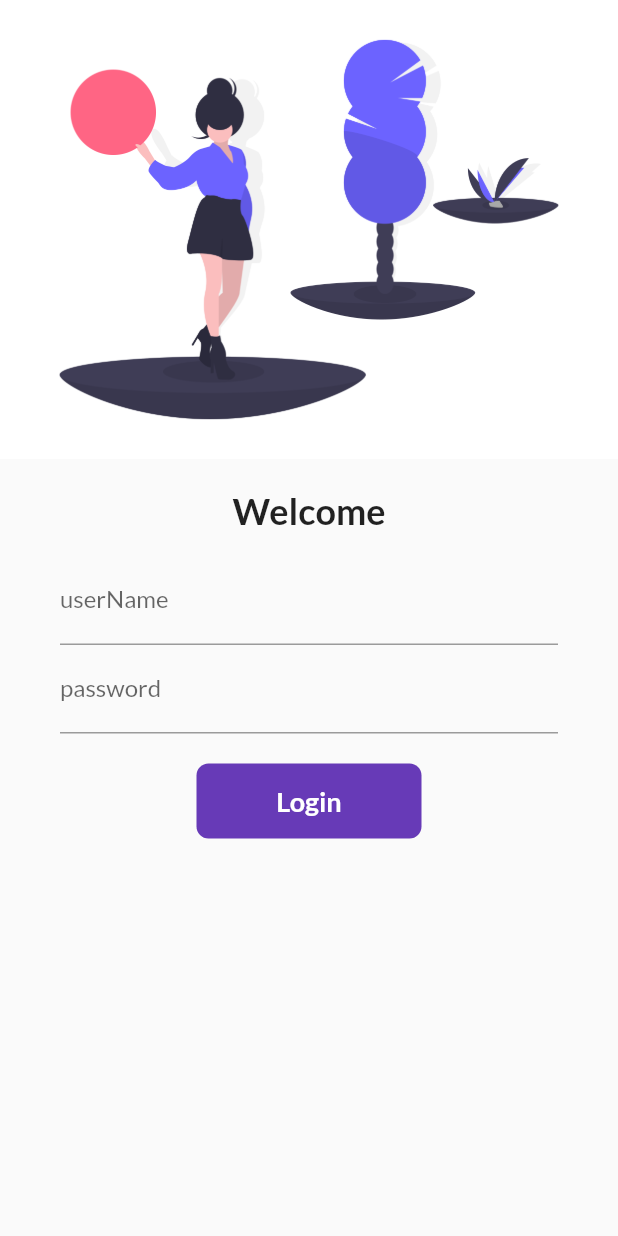
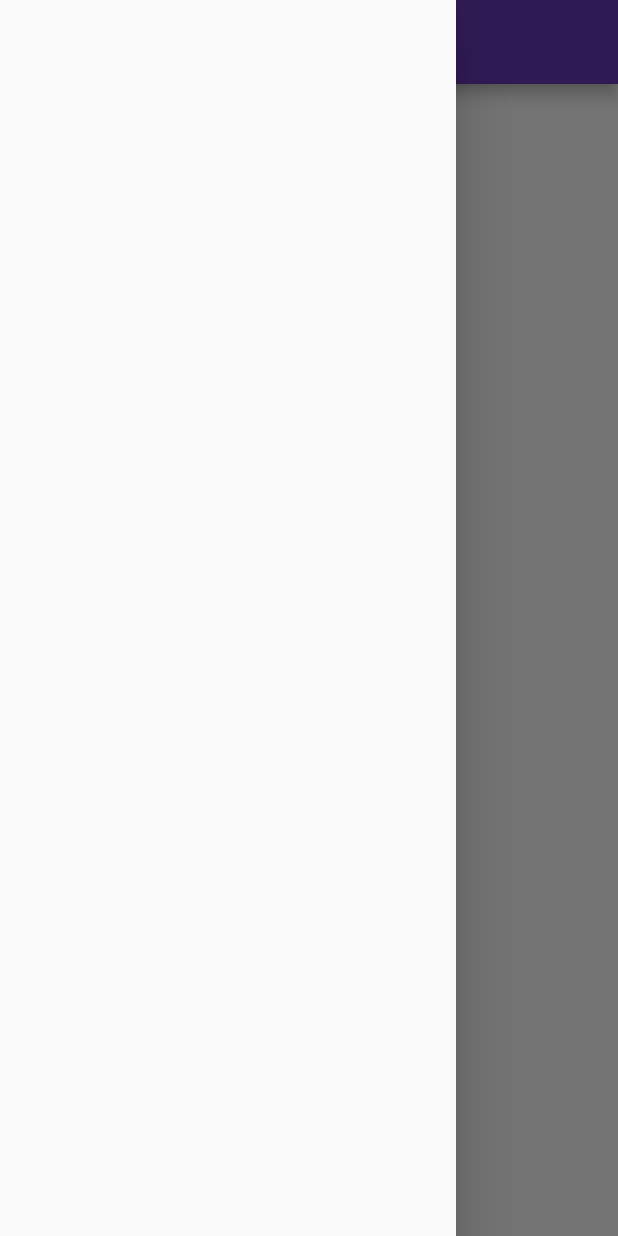
Before and after one commit to vandna987/flutterCatalogApp, a Flutter app: the screen it shows after launch, with the side drawer open (before the commit the screen has no drawer), on a phone screen of 412 x 824 dp. Run offline on Flutter 3.47's test engine with Material 2 defaults, Android fonts, the phone set to English and light mode, and no system bars; our stand-ins replace google_fonts; missing offline and left inert: dart:ffi.

Commit message:
day 7 completed

```diff
--- a/lib/main.dart
+++ b/lib/main.dart
@@ -22,7 +22,7 @@ class MyApp extends StatelessWidget {
       ),
       debugShowCheckedModeBanner: false,
       // darkTheme: ThemeData(brightness: Brightness.dark),
-      // initialRoute: '/home',
+      initialRoute: MyRoute.homeRoute,
       routes: {
         "/": (context) => LoginPage(),
         MyRoute.homeRoute: (context) => HomePage(),
--- a/lib/pages/home_page.dart
+++ b/lib/pages/home_page.dart
@@ -1,4 +1,5 @@
 import 'package:flutter/material.dart';
+import 'package:flutter_catalog/widgets/drawer.dart';
 
 class HomePage extends StatelessWidget {
   const HomePage({super.key});
@@ -17,7 +18,7 @@ class HomePage extends StatelessWidget {
           style: TextStyle(color: Color.fromRGBO(32, 2, 49, 1)),
         )),
       ),
-      drawer: Drawer(),
+      drawer: MyDrawer(),
     );
   }
 }
--- /dev/null
+++ b/lib/widgets/drawer.dart
@@ -0,0 +1,10 @@
+import 'package:flutter/material.dart';
+
+class MyDrawer extends StatelessWidget {
+  const MyDrawer({super.key});
+
+  @override
+  Widget build(BuildContext context) {
+    return Drawer();
+  }
+}
```
